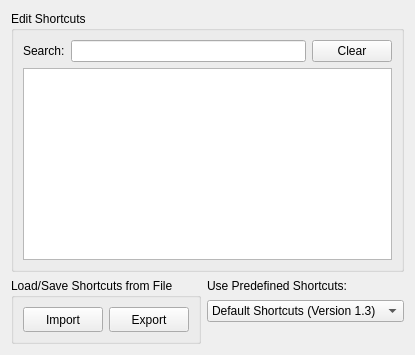
Qt form source/VIEW/DIALOGS/shortcutDialog.ui (BALL-Project/ball) before a commit.
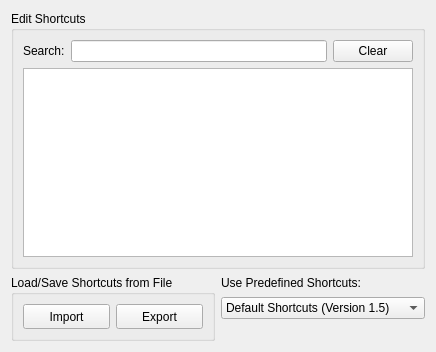
The same form after that commit. Custom widgets are drawn as their Qt base class.

Commit message: [VIEW] Update shortcuts for 1.5 Remove high-impact shortcuts such as "Del" or "Space" as BALLView handles shortcuts globally and this messes with a metric effton of stuff.

The edit to the form file:
```diff
--- a/source/VIEW/DIALOGS/shortcutDialog.ui
+++ b/source/VIEW/DIALOGS/shortcutDialog.ui
@@ -2,6 +2,14 @@
 <ui version="4.0">
  <class>ShortcutDialogData</class>
  <widget class="QWidget" name="ShortcutDialogData">
+  <property name="geometry">
+   <rect>
+    <x>0</x>
+    <y>0</y>
+    <width>436</width>
+    <height>352</height>
+   </rect>
+  </property>
   <property name="windowTitle">
    <string>Shortcuts</string>
   </property>
@@ -160,7 +168,7 @@
     <widget class="QComboBox" name="predefined_combo_box">
      <item>
       <property name="text">
-       <string>Default Shortcuts (Version 1.3)</string>
+       <string>Default Shortcuts (Version 1.5)</string>
       </property>
      </item>
      <item>
```
Left out of the diff: 31 changed lines with no effect on the pictures. The commit also changes 3 other files.
